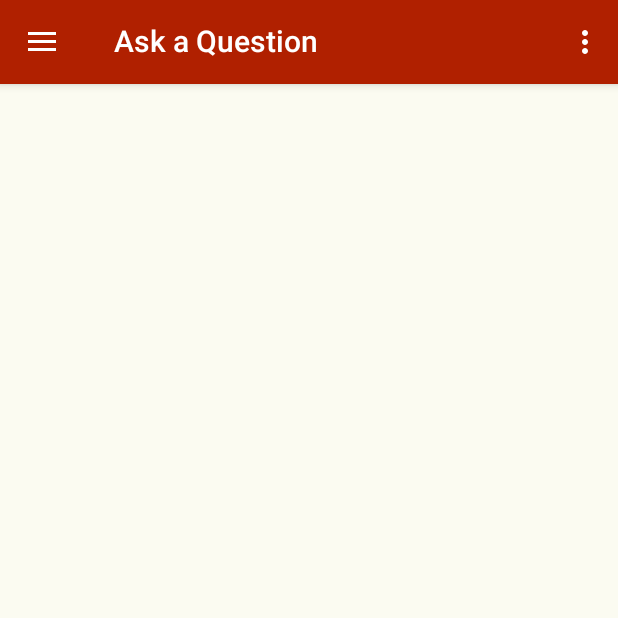
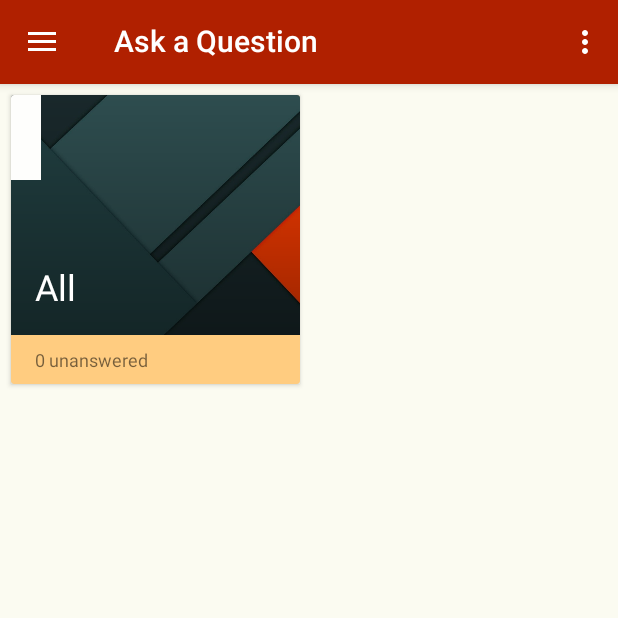
Before and after one commit to aditink/Xevo1, an Android app: the fragment CaseListFragment placed in its activity, after a tap on an icon or button, on a phone screen of 412 x 824 dp, the top half of it. Run offline under Robolectric (Android 15) with nearby library versions, the phone set to English and light mode, and no system bars; our stand-ins replace Firebase (no records; nobody signed in at launch, a user with empty details on screens opened directly); libraries missing offline, so code that uses them is left out: com.firebase.ui; pictures from the network do not load; 2 other taps on this screen came first.

Commit message:
now loads category images from the database

```diff
--- a/Xevo1/app/src/main/java/xevo/xevo1/AnswerCategoryFragment.kt
+++ b/Xevo1/app/src/main/java/xevo/xevo1/AnswerCategoryFragment.kt
@@ -42,6 +42,8 @@ class AnswerCategoryFragment : XevoFragment() {
     public override val fragmentTag: String = "answer_category"
     public override val expandable: Boolean = false
 
+    lateinit var categoryAll: CategoryData
+
     private var categoryList: MutableList<CategoryData> = mutableListOf()
     var database : DatabaseReference? = null
 
@@ -61,14 +63,16 @@ class AnswerCategoryFragment : XevoFragment() {
 
         database = FirebaseDatabase.getInstance().reference
 
+        categoryAll = CategoryData("All", resources.getString(R.string.category_all_color), 0, "")
+
         val dataListener = object : ValueEventListener {
             override fun onDataChange(dataSnapshot: DataSnapshot?) {
-                categoryList.clear()
+                categoryList.clear() // to remove duplicates
+                categoryAll.unanswered = 0
                 dataSnapshot!!.children.mapNotNullTo(categoryList) {
-                    Log.d(TAG, it.toString())
-
-                    val data = it.getValue<CategoryData>(CategoryData::class.java)
-                    data?.dbString = it.key
+                    val data = it.getValue<CategoryData>(CategoryData::class.java)!!
+                    categoryAll.unanswered += data.unanswered
+                    data.dbString = it.key
                     data
                 }
                 updateList(v)
@@ -78,14 +82,14 @@ class AnswerCategoryFragment : XevoFragment() {
             }
         }
 
-        database!!.child("Subjects").addValueEventListener(dataListener)
+        database!!.child(resources.getString(R.string.db_subjects)).addValueEventListener(dataListener)
 
 
         return v
     }
 
     private fun updateList(view: View) {
-        val adapter = CategoryAdapter(categoryList, { item ->
+        val adapter = CategoryAdapter(categoryList + categoryAll, { item ->
             startActivity(Intent(mContext, QuestionListActivity::class.java).apply {
                 putExtra(CATEGORY_DATA, item)
             })
--- a/Xevo1/app/src/main/java/xevo/xevo1/models/AskQuestionActivity.kt
+++ b/Xevo1/app/src/main/java/xevo/xevo1/AskQuestionActivity.kt
@@ -1,4 +1,4 @@
-package xevo.xevo1.models
+package xevo.xevo1
 
 import android.content.Context
 import android.support.v7.app.AppCompatActivity
--- a/Xevo1/app/src/main/java/xevo/xevo1/QuickHit.kt
+++ b/Xevo1/app/src/main/java/xevo/xevo1/QuickHit.kt
@@ -10,10 +10,8 @@ import com.google.firebase.database.FirebaseDatabase
 
 import kotlinx.android.synthetic.main.activity_quick_hit.*
 import kotlinx.android.synthetic.main.content_quick_hit.*
-import xevo.xevo1.R.id.*
 import xevo.xevo1.enums.CaseType
 import xevo.xevo1.enums.XevoSubject
-import xevo.xevo1.models.AskQuestionActivity
 
 /**
  * Minimal Activity for Quick Hit
--- a/Xevo1/app/src/main/java/xevo/xevo1/TalkAboutIt.kt
+++ b/Xevo1/app/src/main/java/xevo/xevo1/TalkAboutIt.kt
@@ -2,8 +2,6 @@ package xevo.xevo1
 
 import android.content.Intent
 import android.os.Bundle
-import android.support.design.widget.Snackbar
-import android.support.v7.app.AppCompatActivity
 import android.view.View
 import android.widget.ArrayAdapter
 import android.widget.Button
@@ -17,7 +15,6 @@ import kotlinx.android.synthetic.main.activity_talk_about_it.*
 import kotlinx.android.synthetic.main.content_talk_about_it.*
 import xevo.xevo1.enums.CaseType
 import xevo.xevo1.enums.XevoSubject
-import xevo.xevo1.models.AskQuestionActivity
 
 /**
  * Minimal Activity for Talk About It
--- a/Xevo1/app/src/main/java/xevo/xevo1/models/CaseAdapter.kt
+++ b/Xevo1/app/src/main/java/xevo/xevo1/models/CaseAdapter.kt
@@ -29,7 +29,6 @@ class CaseAdapter(val items: List<CaseData>, val listener: (CaseData) -> Unit):
         fun bind(item: CaseData, listener: (CaseData) -> Unit) = with(itemView) {
             caseListTitle.text = item.title
             caseListDescription.text = item.description
-            println(item)
             when (item.type) {
                 CaseType.QUICK_HIT -> caseListIcon.setImageResource(R.drawable.quick_mode_on_48)
                 CaseType.DEEP_DIVE -> caseListIcon.setImageResource(R.drawable.talk_48)
--- a/Xevo1/app/src/main/java/xevo/xevo1/models/CategoryData.kt
+++ b/Xevo1/app/src/main/java/xevo/xevo1/models/CategoryData.kt
@@ -13,6 +13,7 @@ import kotlinx.android.parcel.Parcelize
 data class CategoryData(
         val displayString: String = "",
         val color: String = "",
-        val photoUri: Uri? = null,
+        var unanswered: Int = 0,
+        val photoUri: String = "",
         var dbString: String = ""
 ) : Parcelable
--- a/Xevo1/app/src/main/res/values/colors.xml
+++ b/Xevo1/app/src/main/res/values/colors.xml
@@ -8,11 +8,6 @@
     <color name="primaryTextDark">#dd000000</color>
     <color name="secondaryTextDark">#89000000</color>
 
-    <color name="math">#ffaed581</color>
-    <color name="physics">#ff4fc3f7</color>
-    <color name="computerScience">#ffb39ddb</color>
-    <color name="catchAll">#ffffcc80</color>
-
     <!-- Old color scheme:
     <color name="colorPrimary">#903000</color>
     <color name="colorPrimaryDark">#702000</color>
--- a/Xevo1/app/src/main/res/values/strings.xml
+++ b/Xevo1/app/src/main/res/values/strings.xml
@@ -79,10 +79,12 @@
     <string name="db_cases_by_subject">CasesBySubject/</string>
     <string name="db_questions">Questions/</string>
     <string name="db_answers">Answers/</string>
+    <string name="db_subjects">Subjects</string>
 
     <string name="select_subject">Select Subject</string>
     <string name="default_notification_channel_id">XevoChannel</string>
 
-    <!-- TODO: Remove or change this placeholder text -->
-    <string name="hello_blank_fragment">Hello blank fragment</string>
+    <!--Category Strings-->
+    <string name="format_unanswered">%d unanswered</string>
+    <string name="category_all_color">ffffcc80</string>
 </resources>
```
Also changed, not shown: Xevo1/app/build.gradle (+15 -15 lines), Xevo1/app/src/main/java/xevo/xevo1/ProfessionalOpinion.kt (+0 -10 lines), Xevo1/app/src/main/java/xevo/xevo1/XevoGlidApp.kt (added, +18 -0 lines), Xevo1/app/src/main/java/xevo/xevo1/models/CategoryAdapter.kt (+10 -5 lines).
